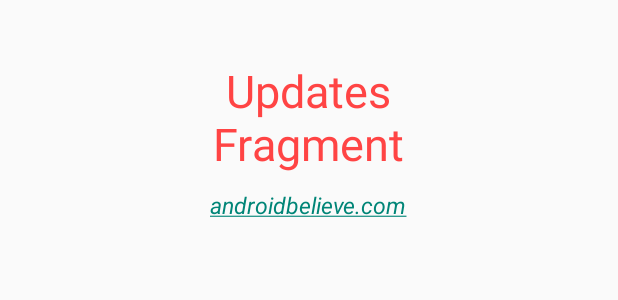
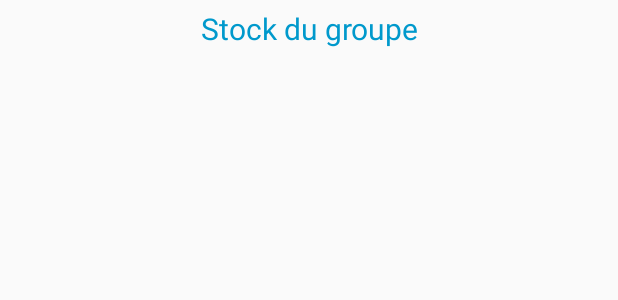
Before and after one commit to lezhumain/Fiouzo-d, an Android app: the layout stock_layout.xml on its own in the app's theme, with its tools: preview values and no code run, on a phone screen of 412 x 824 dp. Shown: the top 300 px of the screen. Run offline under Robolectric (Android 15) with nearby library versions, the light colour scheme and no system bars.

Commit message:
display dummy stocks for groups

```diff
--- a/Fiouzoid/app/src/main/java/com/epsi/fiouzteam/fiouzoid/UpdatesFragment.java
+++ /dev/null
@@ -1,20 +0,0 @@
-package com.epsi.fiouzteam.fiouzoid;
-
-import android.os.Bundle;
-import android.support.annotation.Nullable;
-import android.support.v4.app.Fragment;
-import android.view.LayoutInflater;
-import android.view.View;
-import android.view.ViewGroup;
-
-/**
- * Created by Ratan on 7/29/2015.
- */
-public class UpdatesFragment extends Fragment {
-
-    @Nullable
-    @Override
-    public View onCreateView(LayoutInflater inflater, ViewGroup container, Bundle savedInstanceState) {
-        return inflater.inflate(R.layout.updates_layout,null);
-    }
-}
--- a/Fiouzoid/app/src/main/java/com/epsi/fiouzteam/fiouzoid/service/GroupService.java
+++ b/Fiouzoid/app/src/main/java/com/epsi/fiouzteam/fiouzoid/service/GroupService.java
@@ -75,7 +75,7 @@ public class GroupService {
         List<Group> u = new ArrayList<>();
         final int nbTestGroups = 5;
 
-        for(int i = 0; i < nbTestGroups; ++i)
+        for(int i = 1; i < nbTestGroups; ++i)
             u.add(getTestGroupById(i));
 
         return u;
--- a/Fiouzoid/app/src/main/java/com/epsi/fiouzteam/fiouzoid/service/UserService.java
+++ b/Fiouzoid/app/src/main/java/com/epsi/fiouzteam/fiouzoid/service/UserService.java
@@ -21,8 +21,8 @@ public class UserService {
         final int nbTestUser = 10;
 
 
-        for(int i = 0; i < nbTestUser; ++i)
-            u.add(getTestUserById(0));
+        for(int i = 1; i < nbTestUser; ++i)
+            u.add(getTestUserById(i));
 
         return u;
     }
--- a/Fiouzoid/app/src/main/res/layout/updates_layout.xml
+++ b/Fiouzoid/app/src/main/res/layout/stock_layout.xml
@@ -6,24 +6,20 @@
     <TextView
         android:layout_width="wrap_content"
         android:layout_height="wrap_content"
-        android:textSize="30sp"
-        android:layout_marginTop="40dp"
+        android:textSize="20sp"
         android:gravity="center"
-        android:id="@+id/membres_group_title"
+        android:id="@+id/stock_group_title"
+        android:textColor="@android:color/holo_blue_dark"
+        android:text="Stock du groupe"
+        android:layout_alignParentTop="true"
         android:layout_centerHorizontal="true"
-        android:textColor="@android:color/holo_red_light"
-        android:text="Updates\nFragment"/>
+        android:layout_marginTop="5dp" />
 
-    <TextView
+    <ListView
         android:layout_width="wrap_content"
         android:layout_height="wrap_content"
-        android:autoLink="web"
-        android:textSize="15sp"
+        android:id="@+id/stock_list"
         android:layout_marginTop="10dp"
-        android:layout_centerHorizontal="true"
-        android:text="androidbelieve.com"
-        android:textColor="#000"
-        android:layout_below="@+id/membres_group_title"
-        android:textStyle="italic"/>
+        android:layout_marginBottom="10dp"></ListView>
 
 </RelativeLayout>
```
Also changed, not shown: Fiouzoid/app/src/main/java/com/epsi/fiouzteam/fiouzoid/MainActivity.java (+14 -0 lines), Fiouzoid/app/src/main/java/com/epsi/fiouzteam/fiouzoid/StockFragment.java (added, +60 -0 lines), Fiouzoid/app/src/main/java/com/epsi/fiouzteam/fiouzoid/TabFragment.java (+1 -14 lines), Fiouzoid/app/src/main/java/com/epsi/fiouzteam/fiouzoid/model/Group.java (+32 -0 lines).
